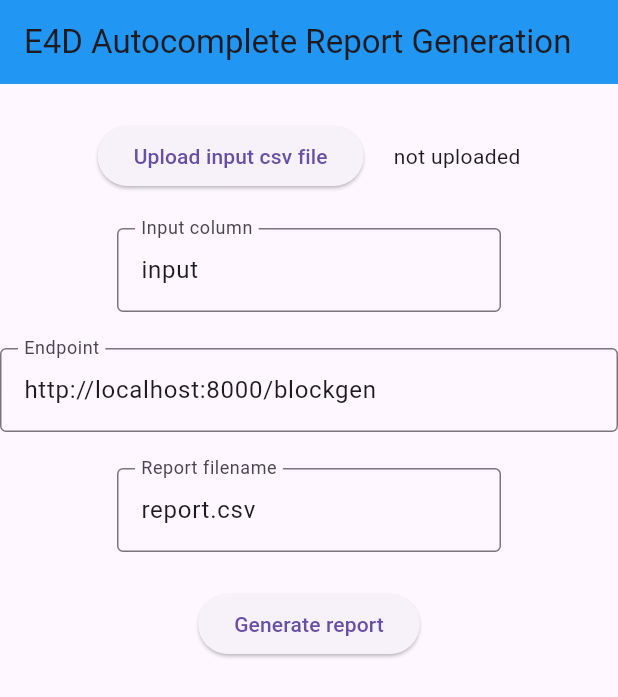
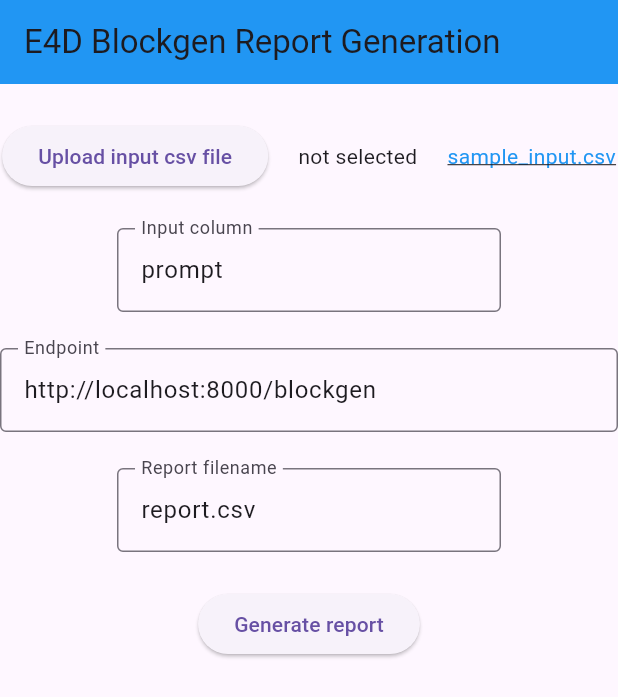
Before and after one commit to youngmo-kang/e4d-web-apps, a Flutter app: the screen it shows after launch, on a phone screen of 412 x 824 dp. Shown: the top 697 px of the screen. Run offline on Flutter 3.47's test engine with Material 3 defaults, Android fonts, the phone set to English and light mode, and no system bars; our stand-ins replace csv, file_picker; missing offline and left inert: universal_html.

Commit message:
add sample_input.csv

```diff
--- a/report/lib/main.dart
+++ b/report/lib/main.dart
@@ -32,13 +32,15 @@
   // holds user uploaded csv
   List<List<dynamic>> _rowsOfColumns = [];
   // column name that contains the request
-  final _colNameController = TextEditingController(text: "input");
+  final _colNameController = TextEditingController(text: "prompt");
   // uploaded file name to display to the user
-  String _fileName = "not uploaded";
+  String _fileName = "not selected";
   final _endpointController =
       TextEditingController(text: "http://localhost:8000/blockgen");
   final _reportFilenameController = TextEditingController(text: "report.csv");
   String _userLog = '';
+  final _sampleBlockgenInput =
+      "id,prompt\r\n0,Implement quick sort in Rust\r\n1,Implement binary search in Go\r\n";
 
   bool _isValidCsv(List<List<dynamic>> content) {
     if (content.length < 3) return false;
@@ -57,16 +59,16 @@
 
     if (picked != null && picked.files.first.bytes != null) {
       var file = picked.files.first;
-      var content = const CsvToListConverter(eol: '\n')
-          .convert(utf8.decode(file.bytes!).replaceAll('\r\n', '\n'));
+      var content =
+          const CsvToListConverter().convert(utf8.decode(file.bytes!));
       setState(() {
         if (_isValidCsv(content)) {
-          _log('${file.name} is a valid CSV');
+          _log("'${file.name}' is a valid CSV");
           _rowsOfColumns = content;
           _fileName = file.name;
         } else {
           // not uploaded
-          _log('${file.name} is a NOT valid CSV');
+          _log("'${file.name}' is a NOT valid CSV");
           _rowsOfColumns = [];
           _fileName = "not uploaded";
         }
@@ -96,25 +98,28 @@
     return responses;
   }
 
-  void _createAndDownloadFile(String text) {
+  void _createAndDownloadFile(String text, String filename) {
     final bytes = utf8.encode(text);
     final blob = html.Blob([bytes]);
     final url = html.Url.createObjectUrlFromBlob(blob);
     html.AnchorElement(href: url)
-      ..setAttribute('download', _reportFilenameController.text)
+      ..setAttribute('download', filename)
       ..click();
-    _log("Done! ${_reportFilenameController.text} has been downloaded");
+    html.Url.revokeObjectUrl(url);
+    _log("'$filename' has been downloaded");
   }
 
   // generate report
   void _generate() async {
     final colName = _colNameController.text;
-    bool err = colName.isEmpty ||
-        _rowsOfColumns.isEmpty ||
-        !_rowsOfColumns[0].contains(colName);
-    if (err) {
-      return _error(
-          'Make sure to upload a csv and indicate which column corresponds to the input requests');
+    if (colName.isEmpty) {
+      return _error("Column name can't be empty");
+    }
+    if (_rowsOfColumns.isEmpty) {
+      return _error("Input csv file can't be empty");
+    }
+    if (!_rowsOfColumns[0].contains(colName)) {
+      return _error("Colunm '$colName' not found in '$_fileName'");
     }
 
     final colIdx = _rowsOfColumns[0].indexOf(colName);
@@ -133,8 +138,8 @@
           result[ix].add(responses[ix - 1]);
         }
 
-        final csv = const ListToCsvConverter(eol: "\n").convert(result);
-        _createAndDownloadFile(csv);
+        final csv = const ListToCsvConverter().convert(result);
+        _createAndDownloadFile(csv, _reportFilenameController.text);
       });
     } catch (e) {
       return _error(e.toString());
@@ -154,7 +159,7 @@
       appBar: AppBar(
         backgroundColor: Colors.blue,
         title: const Text(
-          'E4D Autocomplete Report Generation',
+          'E4D Blockgen Report Generation',
         ),
       ),
       body: Column(
@@ -175,6 +180,20 @@
                 width: 20,
               ),
               Text(_fileName),
+              const SizedBox(
+                width: 20,
+              ),
+              GestureDetector(
+                child: const Text(
+                  "sample_input.csv",
+                  style: TextStyle(
+                    color: Colors.blue,
+                    decoration: TextDecoration.underline,
+                  ),
+                ),
+                onTap: () => _createAndDownloadFile(
+                    _sampleBlockgenInput, "sample_input.csv"),
+              )
             ],
           ),
           const SizedBox(
```
